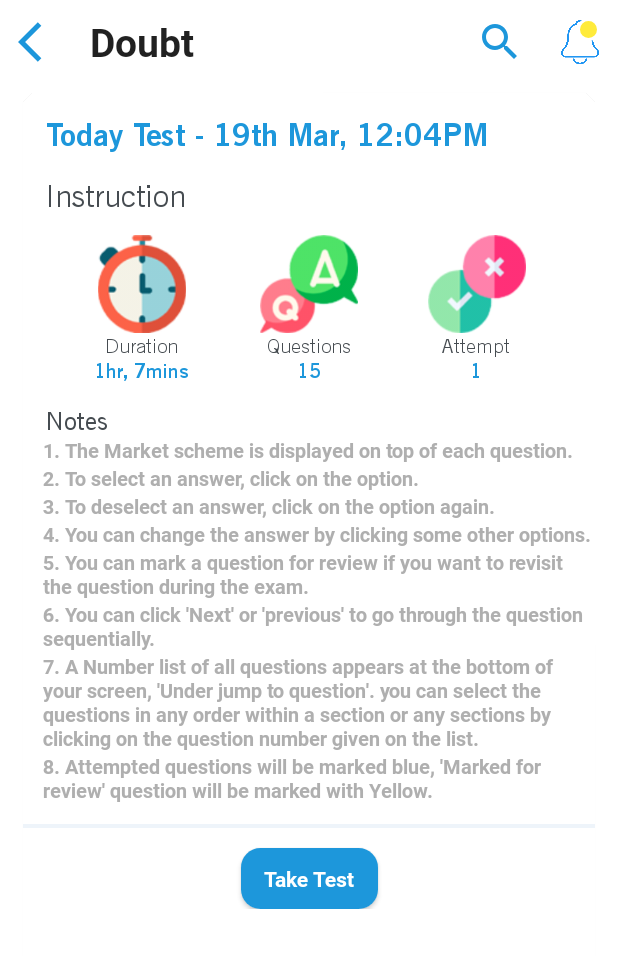
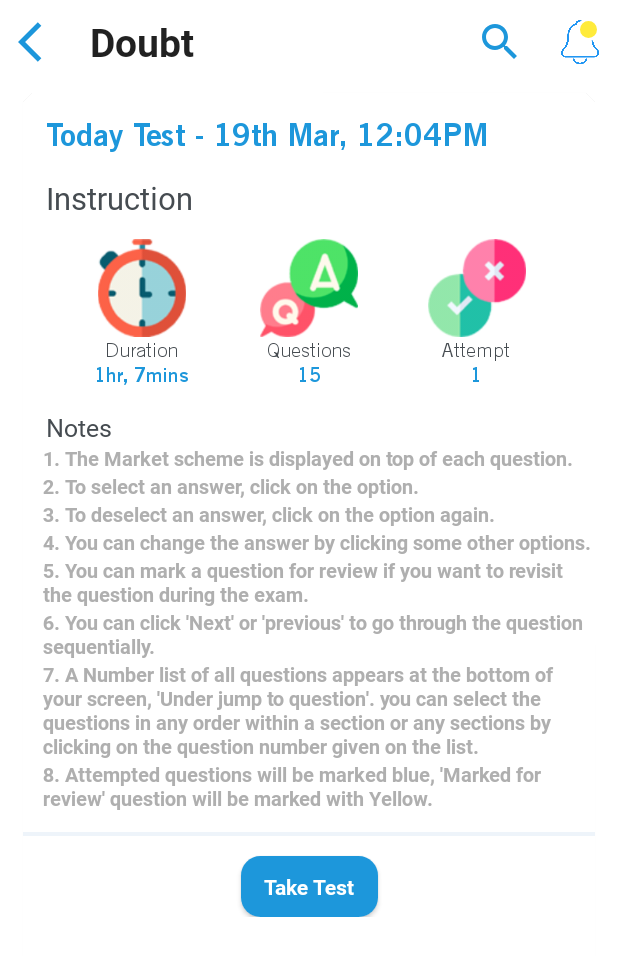
Before and after one commit to naveens3028/Futura, an Android app: the TakeTestActivity screen opened directly, with no data from a screen before it, on a phone screen of 412 x 824 dp. Shown: the top 956 px of the screen. Run offline under Robolectric (Android 15) with nearby library versions, the phone set to English and light mode, and no system bars; our stand-ins replace sdp/ssp sizes.

```diff
--- a/app/src/main/res/layout/activity_take_test.xml
+++ b/app/src/main/res/layout/activity_take_test.xml
@@ -45,6 +45,7 @@
                     android:layout_width="match_parent"
                     android:layout_height="wrap_content"
                     android:layout_margin="@dimen/_12sdp"
+                    android:fontFamily="@font/roboto_regular"
                     android:text="Instruction"
                     app:layout_constraintTop_toBottomOf="@id/heading"
                     android:textSize="@dimen/_16sdp" />
@@ -174,6 +175,7 @@
                     android:layout_height="wrap_content"
                     android:layout_margin="@dimen/_12sdp"
                     android:text="Notes"
+                    android:fontFamily="@font/roboto_regular"
                     app:layout_constraintTop_toBottomOf="@id/iconconstr"
                     android:textSize="@dimen/_13sdp" />
 
```
